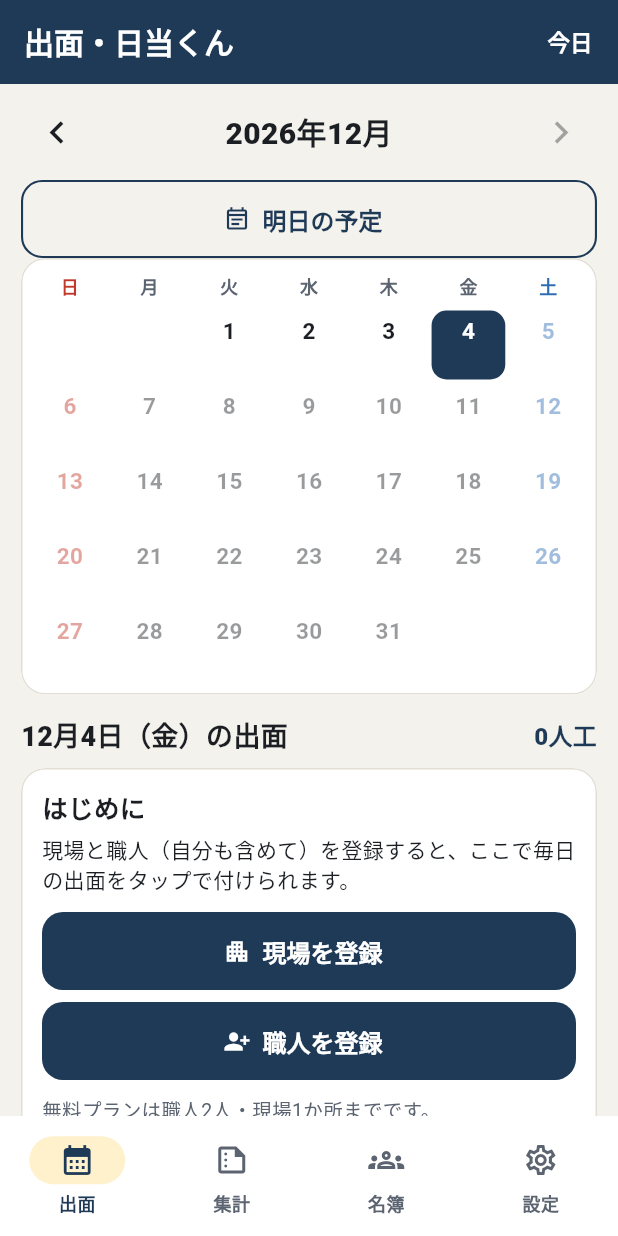
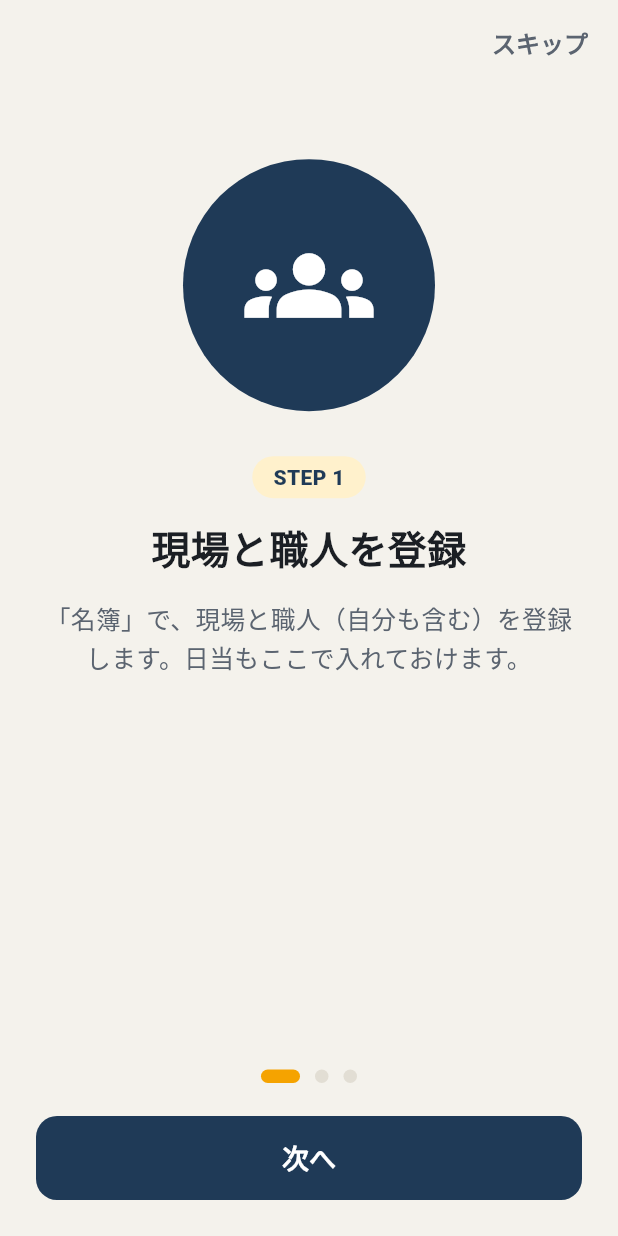
Before and after one commit to cedric1963y-lab/dezura-nittou-kun, a Flutter app: the screen it shows after launch, on a phone screen of 412 x 824 dp. Run offline on Flutter 3.47's test engine with Material 3 defaults, Android fonts, the phone set to English and light mode, and no system bars; our stand-ins replace in_app_purchase, pdf, printing, share_plus; missing offline and left inert: in_app_purchase_storekit.

Commit message:
1.0.14+18: 初回起動の使い方ガイド（3枚・スキップ可）、主要画面の「？」ワンポイント説明、設定からガイドを再表示、既存ユーザーには出さない

```diff
--- a/lib/plan/limits.dart
+++ b/lib/plan/limits.dart
@@ -76,7 +76,7 @@ abstract final class PlanLimits {
 
 abstract final class AppInfo {
   static const name = '出面・日当くん';
-  static const version = '1.0.13';
+  static const version = '1.0.14';
   static const tagline = '出面をタップで付けて、日当を月末に集計。';
 }
 
--- a/lib/screens/calendar_screen.dart
+++ b/lib/screens/calendar_screen.dart
@@ -8,6 +8,7 @@ import '../plan/limits.dart';
 import '../state/app_controller.dart';
 import '../theme.dart';
 import '../widgets/dialogs.dart';
+import '../widgets/help_button.dart';
 import 'plan_screen.dart';
 import 'record_sheet.dart';
 
@@ -70,6 +71,7 @@ class _CalendarScreenState extends State<CalendarScreen> {
       appBar: AppBar(
         title: const Text(AppInfo.name),
         actions: [
+          const HelpButton(key: Key('help-calendar'), text: HelpTexts.calendar),
           TextButton(
             onPressed: () => _goToday(controller),
             style: TextButton.styleFrom(foregroundColor: Colors.white),
--- /dev/null
+++ b/lib/screens/guide_screen.dart
@@ -0,0 +1,204 @@
+import 'package:flutter/material.dart';
+
+import '../theme.dart';
+
+/// First-launch guide: three swipeable pages, skippable.
+class GuideScreen extends StatefulWidget {
+  const GuideScreen({this.initialPage = 0, super.key});
+
+  /// Debug screenshots only.
+  final int initialPage;
+
+  @override
+  State<GuideScreen> createState() => _GuideScreenState();
+}
+
+class _GuidePage {
+  const _GuidePage(this.step, this.icon, this.title, this.body);
+  final String step;
+  final IconData icon;
+  final String title;
+  final String body;
+}
+
+const _pages = [
+  _GuidePage(
+    '1',
+    Icons.groups,
+    '現場と職人を登録',
+    '「名簿」で、現場と職人（自分も含む）を登録します。日当もここで入れておけます。',
+  ),
+  _GuidePage(
+    '2',
+    Icons.event_available,
+    '出面をつける',
+    '「出面」で日付を選び、職人をタップするだけ。1人工 → 半日 → 取消と切り替わります。残業や別の現場は「…」から。',
+  ),
+  _GuidePage(
+    '3',
+    Icons.ios_share,
+    '集計して送る',
+    '「集計」で月の人工と日当を確認。「出力」からCSVやPDFを、LINEやメールで送れます。',
+  ),
+];
+
+class _GuideScreenState extends State<GuideScreen> {
+  late final _controller = PageController(initialPage: widget.initialPage);
+  late var _page = widget.initialPage;
+
+  bool get _last => _page == _pages.length - 1;
+
+  @override
+  void dispose() {
+    _controller.dispose();
+    super.dispose();
+  }
+
+  void _close() => Navigator.of(context).pop();
+
+  void _next() {
+    if (_last) {
+      _close();
+    } else {
+      _controller.nextPage(
+        duration: const Duration(milliseconds: 280),
+        curve: Curves.easeOut,
+      );
+    }
+  }
+
+  @override
+  Widget build(BuildContext context) {
+    return Scaffold(
+      backgroundColor: AppColors.paper,
+      body: SafeArea(
+        child: Column(
+          children: [
+            Align(
+              alignment: Alignment.centerRight,
+              child: Padding(
+                padding: const EdgeInsets.fromLTRB(8, 4, 8, 0),
+                child: TextButton(
+                  key: const Key('guide-skip'),
+                  onPressed: _close,
+                  child: const Text(
+                    'スキップ',
+                    style: TextStyle(fontSize: 16, color: AppColors.muted),
+                  ),
+                ),
+              ),
+            ),
+            Expanded(
+              child: PageView.builder(
+                key: const Key('guide-pages'),
+                controller: _controller,
+                itemCount: _pages.length,
+                onPageChanged: (value) => setState(() => _page = value),
+                itemBuilder: (context, index) => _GuideCard(_pages[index]),
+              ),
+            ),
+            Row(
+              mainAxisAlignment: MainAxisAlignment.center,
+              children: [
+                for (var i = 0; i < _pages.length; i++)
+                  AnimatedContainer(
+                    duration: const Duration(milliseconds: 200),
+                    margin: const EdgeInsets.symmetric(horizontal: 5),
+                    width: i == _page ? 26 : 9,
+                    height: 9,
+                    decoration: BoxDecoration(
+                      color: i == _page ? AppColors.amber : AppColors.line,
+                      borderRadius: BorderRadius.circular(5),
+                    ),
+                  ),
+              ],
+            ),
+            Padding(
+              padding: const EdgeInsets.fromLTRB(24, 22, 24, 24),
+              child: SizedBox(
+                width: double.infinity,
+                child: FilledButton(
+                  key: const Key('guide-next'),
+                  onPressed: _next,
+                  style: FilledButton.styleFrom(
+                    backgroundColor: AppColors.navy,
+                    minimumSize: const Size.fromHeight(56),
+                    textStyle: const TextStyle(
+                      fontSize: 18,
+                      fontWeight: FontWeight.w800,
+                    ),
+                  ),
+                  child: Text(_last ? 'はじめる' : '次へ'),
+                ),
+              ),
+            ),
+          ],
+        ),
+      ),
+    );
+  }
+}
+
+class _GuideCard extends StatelessWidget {
+  const _GuideCard(this.page);
+
+  final _GuidePage page;
+
+  @override
+  Widget build(BuildContext context) {
+    return SingleChildScrollView(
+      padding: const EdgeInsets.symmetric(horizontal: 28),
+      child: ConstrainedBox(
+        constraints: BoxConstraints(
+          minHeight: MediaQuery.sizeOf(context).height * 0.55,
+        ),
+        child: Column(
+          mainAxisAlignment: MainAxisAlignment.center,
+          children: [
+            Container(
+              width: 168,
+              height: 168,
+              decoration: const BoxDecoration(
+                color: AppColors.navy,
+                shape: BoxShape.circle,
+              ),
+              child: Icon(page.icon, size: 86, color: Colors.white),
+            ),
+            const SizedBox(height: 30),
+            Container(
+              padding: const EdgeInsets.symmetric(horizontal: 14, vertical: 4),
+              decoration: BoxDecoration(
+                color: AppColors.amberSoft,
+                borderRadius: BorderRadius.circular(20),
+              ),
+              child: Text(
+                'STEP ${page.step}',
+                style: const TextStyle(
+                  color: AppColors.navy,
+                  fontWeight: FontWeight.w800,
+                  fontSize: 14,
+                ),
+              ),
+            ),
+            const SizedBox(height: 14),
+            Text(
+              page.title,
+              textAlign: TextAlign.center,
+              style: const TextStyle(fontSize: 26, fontWeight: FontWeight.w800),
+            ),
+            const SizedBox(height: 16),
+            Text(
+              page.body,
+              textAlign: TextAlign.center,
+              style: const TextStyle(
+                fontSize: 16.5,
+                height: 1.6,
+                color: AppColors.muted,
+              ),
+            ),
+          ],
+        ),
+      ),
+    );
+  }
+}
--- a/lib/state/app_controller.dart
+++ b/lib/state/app_controller.dart
@@ -99,6 +99,15 @@ class AppController extends ChangeNotifier {
     final business = settings['businessName'];
     businessName = business is String ? business : '';
     trialTipShown = settings['trialTipShown'] == true;
+    guideSeen = settings['guideSeen'] == true;
+    if (!guideSeen && hasExistingData) {
+      guideSeen = true;
+      try {
+        await _saveSettings();
+      } catch (_) {
+        // Existing users should never see the first-launch guide.
+      }
+    }
     try {
       await purchases.start(_onPurchase);
       await _applyStoreSubscriptions();
@@ -127,11 +136,34 @@ class AppController extends ChangeNotifier {
       'selectedSiteId': ?_selectedSiteId,
       'businessName': businessName,
       if (trialTipShown) 'trialTipShown': true,
+      if (guideSeen) 'guideSeen': true,
     });
   }
 
   /// The one-time tip for people in the free trial was already shown.
   bool trialTipShown = false;
+
+  /// True once the first-launch guide was shown, skipped, or skipped because
+  /// this is an existing user who already has data.
+  bool guideSeen = false;
+
+  bool get hasExistingData =>
+      workers.isNotEmpty ||
+      sites.isNotEmpty ||
+      records.isNotEmpty ||
+      plans.isNotEmpty;
+
+  bool get shouldShowGuide => !guideSeen;
+
+  Future<void> markGuideSeen() async {
+    if (guideSeen) return;
+    guideSeen = true;
+    try {
+      await _saveSettings();
+    } catch (_) {
+      // The guide is only a convenience; never block the app on it.
+    }
+  }
 
   bool get shouldShowTrialTip => TrialTip.shouldShow(
     entitlement: entitlement,
--- a/pubspec.yaml
+++ b/pubspec.yaml
@@ -2,7 +2,7 @@ name: dezura_nittou
 description: "一人親方向け。出面（誰がいつどの現場に出たか）と日当を記録して月ごとに集計する。"
 publish_to: 'none'
 
-version: 1.0.13+17
+version: 1.0.14+18
 
 environment:
   sdk: ^3.13.4
```
Also changed, not shown: lib/screens/home_shell.dart (+31 -2 lines), lib/screens/roster_screen.dart (+7 -1 lines), lib/screens/settings_screen.dart (+30 -1 lines), lib/screens/summary_screen.dart (+7 -1 lines), lib/widgets/help_button.dart (added, +71 -0 lines), 4 other files.
